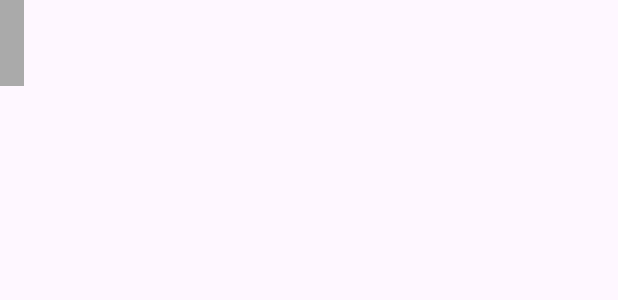
After one commit to mturan33/MKE_ToDo, an Android app: the layout calendar_day_item.xml on its own in the app's theme, with its tools: preview values and no code run, on a phone screen of 412 x 824 dp. The commit adds this screen. Shown: the top 300 px of the screen. Run offline under Robolectric (Android 15) with nearby library versions, the phone set to English and light mode, and no system bars.

Commit message:
takvimler ve not ekleme eklendi

```diff
--- /dev/null
+++ b/app/src/main/res/layout/calendar_day_item.xml
@@ -0,0 +1,28 @@
+<?xml version="1.0" encoding="utf-8"?>
+<LinearLayout
+    xmlns:android="http://schemas.android.com/apk/res/android"
+    android:layout_width="wrap_content"
+    android:layout_height="wrap_content"
+    android:orientation="vertical"
+    android:padding="8dp"
+    android:gravity="center"
+    android:background="@android:color/darker_gray">
+
+    <!-- Gün numarası -->
+    <TextView
+        android:id="@+id/textViewDay"
+        android:layout_width="wrap_content"
+        android:layout_height="wrap_content"
+        android:textSize="18sp"
+        android:textStyle="bold"/>
+
+    <!-- Günün notları -->
+    <TextView
+        android:id="@+id/textViewNotes"
+        android:layout_width="wrap_content"
+        android:layout_height="wrap_content"
+        android:textSize="12sp"
+        android:maxLines="2"
+        android:ellipsize="end"/>
+
+</LinearLayout>
```
Also changed, not shown: app/src/main/java/com/example/mke_todo/CalendarAdapter.kt (added, +43 -0 lines), app/src/main/java/com/example/mke_todo/MainActivity.kt (+40 -15 lines), app/src/main/res/layout/activity_main.xml (+27 -11 lines).
